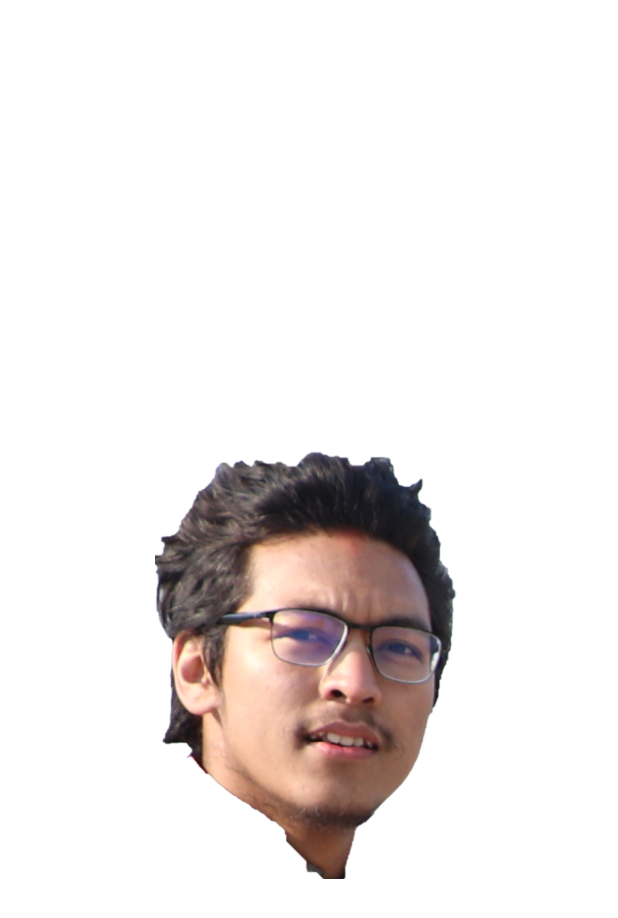
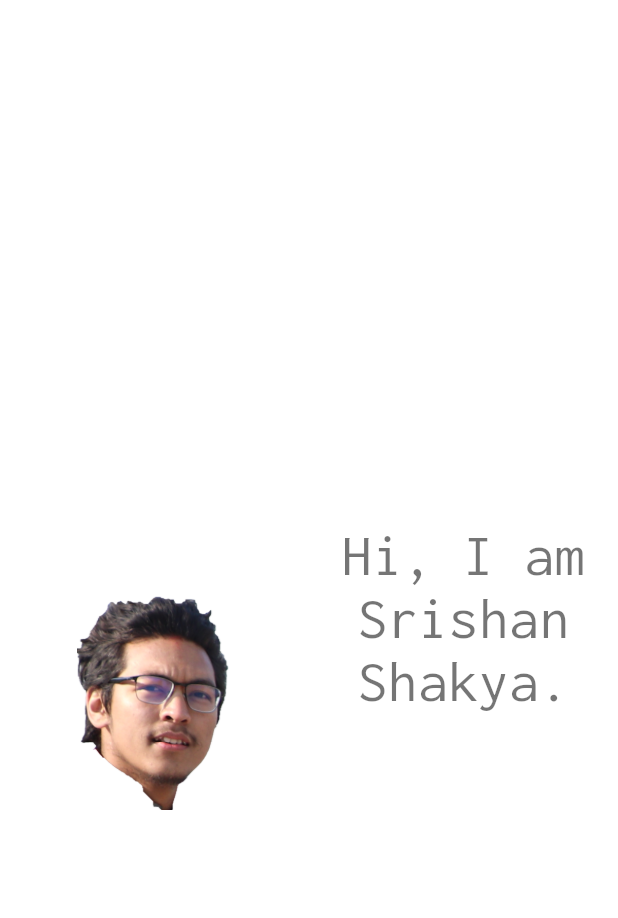
Before and after one commit to ShakyaCsun/silly_portfolio_flutter, a Flutter app: the screen it shows after launch, on a phone screen of 412 x 824 dp. Shown: the top 918 px of the screen. Run offline on Flutter 3.47's test engine with Material 2 defaults, Android fonts, the light colour scheme and no system bars; our stand-ins replace bloc, flutter_bloc, google_fonts.

Commit message:
Added animated speech texts. Improve some minor things

```diff
--- /dev/null
+++ b/lib/home/cubit/speech_text_cubit.dart
@@ -0,0 +1,20 @@
+import 'dart:collection';
+
+import 'package:bloc/bloc.dart';
+
+class SpeechTextCubit extends Cubit<String> {
+  SpeechTextCubit(List<String> speechTexts)
+      : assert(speechTexts.isNotEmpty),
+        _speechTexts = UnmodifiableListView(speechTexts),
+        _numberOfSpeechTexts = speechTexts.length,
+        super(speechTexts.first);
+  final UnmodifiableListView<String> _speechTexts;
+  final int _numberOfSpeechTexts;
+  int _currentIndex = 0;
+
+  void nextSpeechText() {
+    final _nextIndex = (_currentIndex + 1) % _numberOfSpeechTexts;
+    emit(_speechTexts[_nextIndex]);
+    _currentIndex = _nextIndex;
+  }
+}
--- a/lib/home/home.dart
+++ b/lib/home/home.dart
@@ -1,2 +1,3 @@
+export 'cubit/speech_text_cubit.dart';
 export 'view/home_page.dart';
 export 'view/widgets/widgets.dart';
--- a/lib/home/view/home_page.dart
+++ b/lib/home/view/home_page.dart
@@ -1,13 +1,36 @@
 import 'package:flutter/material.dart';
-import 'widgets/widgets.dart';
+import 'package:flutter_bloc/flutter_bloc.dart';
+import 'package:silly_portfolio/home/home.dart';
+import 'package:silly_portfolio/speech_constants.dart';
 
 class HomePage extends StatelessWidget {
   const HomePage({Key? key}) : super(key: key);
 
   @override
   Widget build(BuildContext context) {
-    return Scaffold(
-      body: SillyFace(),
+    return BlocProvider(
+      create: (context) => SpeechTextCubit(speechTexts),
+      child: HomeView(),
     );
   }
 }
+
+class HomeView extends StatelessWidget {
+  @override
+  Widget build(BuildContext context) {
+    return Scaffold(
+      body: Row(
+        children: [
+          Expanded(
+            child: SillyFace(),
+          ),
+          const Expanded(
+            child: Center(
+              child: AnimatedSpeechText(),
+            ),
+          ),
+        ],
+      ),
+    );
+  }
+}
--- /dev/null
+++ b/lib/home/view/widgets/animated_speech_text.dart
@@ -0,0 +1,86 @@
+import 'package:flutter/material.dart';
+import 'package:flutter_bloc/flutter_bloc.dart';
+import 'package:silly_portfolio/speech_constants.dart';
+import 'package:silly_portfolio/home/home.dart';
+
+class AnimatedSpeechText extends StatelessWidget {
+  const AnimatedSpeechText({
+    Key? key,
+  }) : super(key: key);
+
+  @override
+  Widget build(BuildContext context) {
+    return BlocBuilder<SpeechTextCubit, String>(
+      builder: (context, speechText) {
+        return TyperAnimatedText(
+          key: ValueKey(speechText),
+          text: speechText,
+          textStyle: Theme.of(context).textTheme.headline4,
+          duration: speechDuration,
+        );
+      },
+    );
+  }
+}
+
+class TyperAnimatedText extends StatefulWidget {
+  const TyperAnimatedText({
+    Key? key,
+    required this.text,
+    this.duration = const Duration(milliseconds: 500),
+    this.textStyle,
+    this.textAlign = TextAlign.center,
+  }) : super(key: key);
+
+  final String text;
+  final Duration duration;
+  final TextAlign textAlign;
+  final TextStyle? textStyle;
+  @override
+  _TyperAnimatedTextState createState() => _TyperAnimatedTextState();
+}
+
+class _TyperAnimatedTextState extends State<TyperAnimatedText>
+    with SingleTickerProviderStateMixin {
+  late final Animation<int> _increasingCharacterCountAnim;
+  late final AnimationController _controller;
+  @override
+  void initState() {
+    super.initState();
+    _controller = AnimationController(duration: widget.duration, vsync: this);
+    _increasingCharacterCountAnim = StepTween(
+      begin: 0,
+      end: widget.text.length,
+    ).animate(
+      CurvedAnimation(
+        parent: _controller,
+        curve: Curves.linear,
+      ),
+    );
+    _controller.forward();
+  }
+
+  @override
+  void dispose() {
+    _controller.dispose();
+    super.dispose();
+  }
+
+  @override
+  Widget build(BuildContext context) {
+    return AnimatedBuilder(
+      animation: _increasingCharacterCountAnim,
+      builder: (context, child) {
+        final text = widget.text.substring(
+          0,
+          _increasingCharacterCountAnim.value,
+        );
+        return Text(
+          text,
+          style: widget.textStyle,
+          textAlign: widget.textAlign,
+        );
+      },
+    );
+  }
+}
--- a/lib/home/view/widgets/silly_face.dart
+++ b/lib/home/view/widgets/silly_face.dart
@@ -1,4 +1,7 @@
 import 'package:flutter/material.dart';
+import 'package:flutter_bloc/flutter_bloc.dart';
+import 'package:silly_portfolio/speech_constants.dart';
+import 'package:silly_portfolio/home/home.dart';
 import 'package:silly_portfolio/widgets/widgets.dart';
 
 class SillyFace extends StatelessWidget {
@@ -24,7 +27,8 @@ class SillyFace extends StatelessWidget {
           Expanded(
             flex: 2,
             child: DraggableCard(
-              alignment: Alignment.topCenter,
+              onDragEnd: context.read<SpeechTextCubit>().nextSpeechText,
+              duration: speechDuration,
               child: Image.asset(
                 'images/bottom.png',
                 width: imageWidth,
--- a/lib/home/view/widgets/widgets.dart
+++ b/lib/home/view/widgets/widgets.dart
@@ -1 +1,2 @@
+export 'animated_speech_text.dart';
 export 'silly_face.dart';
--- /dev/null
+++ b/lib/speech_constants.dart
@@ -0,0 +1,7 @@
+const speechDuration = Duration(milliseconds: 1500);
+const speechTexts = [
+  'Hi, I am Srishan Shakya.',
+  'I am a Flutter Developer.',
+  'This is my silly Website.',
+  'Made with Flutter for Web.',
+];
--- a/lib/widgets/draggable_card.dart
+++ b/lib/widgets/draggable_card.dart
@@ -2,17 +2,23 @@ import 'package:flutter/material.dart';
 import 'package:flutter/physics.dart';
 import 'package:silly_portfolio/utils/custom_curve.dart';
 
-/// A draggable card that moves back to [Alignment.center] when it's
+/// A draggable widget that moves back to [alignment] when it's
 /// released.
 /// [Cookbook](https://flutter.dev/docs/cookbook/animation/physics-simulation)
 class DraggableCard extends StatefulWidget {
   const DraggableCard({
     Key? key,
     required this.child,
+    this.onDragEnd,
+    this.duration = const Duration(milliseconds: 500),
     this.alignment = Alignment.topCenter,
   }) : super(key: key);
   final Widget child;
+
+  /// Custom Optional callback for when the user stops dragging the Widget
+  final VoidCallback? onDragEnd;
   final Alignment alignment;
+  final Duration duration;
 
   @override
   _DraggableCardState createState() => _DraggableCardState();
@@ -51,7 +57,7 @@ class _DraggableCardState extends State<DraggableCard>
     super.initState();
     _dragAlignment = widget.alignment;
     _controller = AnimationController(
-      duration: const Duration(milliseconds: 2000),
+      duration: widget.duration,
       vsync: this,
     );
 
@@ -91,6 +97,7 @@ class _DraggableCardState extends State<DraggableCard>
             });
           },
           onPanEnd: (_) {
+            widget.onDragEnd?.call();
             _runAnimation(_dragAlignment);
           },
           child: Align(
```
Also changed, not shown: pubspec.lock.
